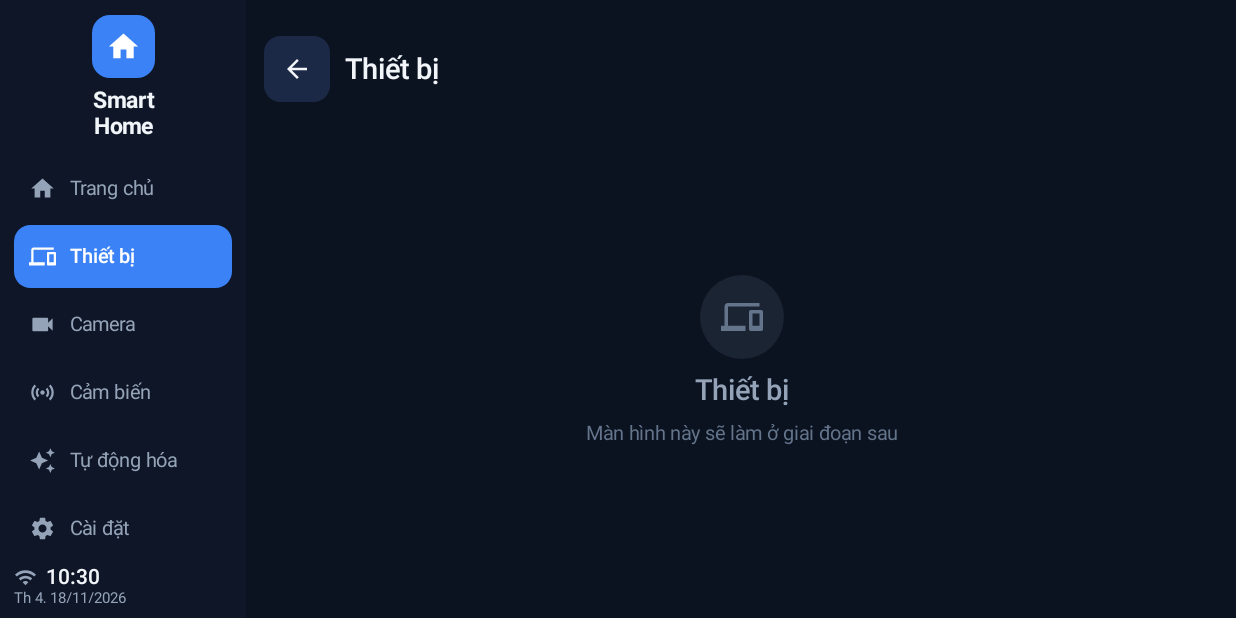
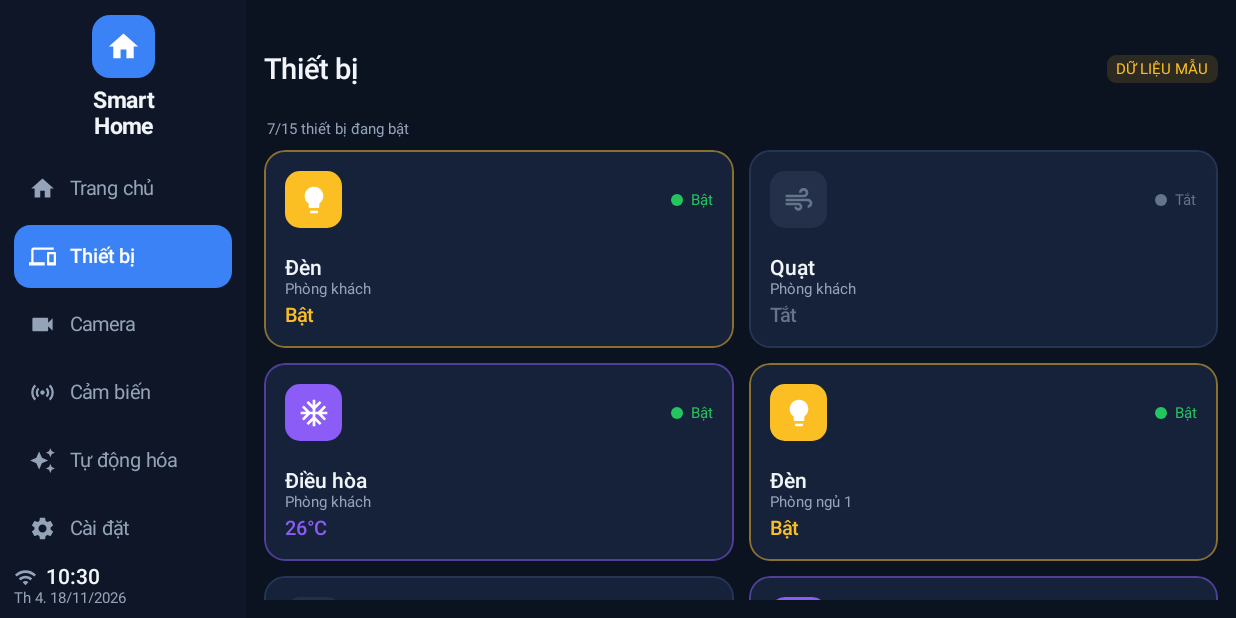
Before and after one commit to trungpq96dev/app_smart_home, an Android app built with Jetpack Compose: the screen it shows after launch (MainActivity), after a tap on "Thiết bị", on a phone screen of 824 x 412 dp (held sideways). Run offline under Robolectric (Android 15) with nearby library versions, the phone set to English and light mode, and no system bars; libraries missing offline, so code that uses them is left out: org.eclipse.paho; Roboto replaces fonts that are not available here; 4 statements that could not run were skipped.

Commit message:
Dung khung man Thiet bi: luoi the trang thai, bam mo chi tiet phong
Man Thiet bi (truoc la placeholder) gio hien luoi the: moi phong ba thiet
bi (den/quat/dieu hoa), moi cai mot the voi icon sang mau khi bat/xam khi
tat, trang thai Bat/Tat hoac nhiet do dieu hoa, cham + vien theo trang
thai, va dem "x/15 dang bat".

- Chi HIEN THI trang thai, chua dieu khien qua MQTT. Bam the mo man chi
  tiet phong (noi da co gat thu demo), khong gia vo gui lenh di dau.
- Trang thai lay tu HomeState.rooms, cung nguon voi man chi tiet phong
  nen song that qua lai.
- Deo chip "DU LIEU MAU" vi den/quat/dieu hoa chua noi thiet bi that.
- Dest.DEVICES danh dau built=true, muc sidebar het mo.

Build release xanh, 37 test qua (sua smoke test cu con coi Thiet bi la
chua lam), screenshot + kiem tren SM-T225: luoi hien dung, bam the mo
dung phong, trang thai khop.

Co-Authored-By: Claude Opus 4.8 <noreply@anthropic.com>

```diff
--- /dev/null
+++ b/app/src/main/java/vn/smarthome/ui/screens/DevicesScreen.kt
@@ -0,0 +1,185 @@
+package vn.smarthome.ui.screens
+
+import androidx.compose.foundation.background
+import androidx.compose.foundation.border
+import androidx.compose.foundation.clickable
+import androidx.compose.foundation.layout.Arrangement
+import androidx.compose.foundation.layout.Box
+import androidx.compose.foundation.layout.Column
+import androidx.compose.foundation.layout.Row
+import androidx.compose.foundation.layout.Spacer
+import androidx.compose.foundation.layout.fillMaxSize
+import androidx.compose.foundation.layout.fillMaxWidth
+import androidx.compose.foundation.layout.height
+import androidx.compose.foundation.layout.padding
+import androidx.compose.foundation.layout.size
+import androidx.compose.foundation.layout.width
+import androidx.compose.foundation.lazy.grid.GridCells
+import androidx.compose.foundation.lazy.grid.LazyVerticalGrid
+import androidx.compose.foundation.lazy.grid.items
+import androidx.compose.foundation.shape.RoundedCornerShape
+import androidx.compose.material.icons.Icons
+import androidx.compose.material.icons.filled.AcUnit
+import androidx.compose.material.icons.filled.Air
+import androidx.compose.material.icons.filled.Lightbulb
+import androidx.compose.material3.Icon
+import androidx.compose.material3.Text
+import androidx.compose.runtime.Composable
+import androidx.compose.ui.Alignment
+import androidx.compose.ui.Modifier
+import androidx.compose.ui.draw.clip
+import androidx.compose.ui.graphics.Color
+import androidx.compose.ui.graphics.vector.ImageVector
+import androidx.compose.ui.text.style.TextOverflow
+import androidx.compose.ui.tooling.preview.Preview
+import androidx.compose.ui.unit.dp
+import vn.smarthome.data.DemoData
+import vn.smarthome.data.RoomUi
+import vn.smarthome.ui.components.Dot
+import vn.smarthome.ui.components.DemoBadge
+import vn.smarthome.ui.components.IconBadge
+import vn.smarthome.ui.shell.TopBar
+import vn.smarthome.ui.theme.Dim
+import vn.smarthome.ui.theme.SH
+import vn.smarthome.ui.theme.SHType
+import vn.smarthome.ui.theme.SmartHomeTheme
+import vn.smarthome.ui.theme.tint
+import vn.smarthome.vm.HomeState
+
+/**
+ * Man Thiet bi - KHUNG HIEN THI TRANG THAI, chua dieu khien qua MQTT.
+ *
+ * Moi phong co 3 thiet bi (den, quat, dieu hoa) -> moi cai mot the. Trang
+ * thai lay tu [HomeState.rooms], dung nguon voi man chi tiet phong, nen bat
+ * den o phong roi qua day thay doi theo ngay.
+ *
+ * Quy uoc du an: day la DU LIEU MAU (chua noi bo den/quat that), nen header
+ * deo chip "DU LIEU MAU". Khong gia vo dieu khien duoc that: bam vao the chi
+ * MO MAN CHI TIET PHONG de xem/gat thu - chua gui lenh di dau.
+ */
+@Composable
+fun DevicesScreen(
+    state: HomeState,
+    onOpenRoom: (String) -> Unit,
+    onBack: () -> Unit,
+) {
+    val thietBi = thietBiTuPhong(state.rooms)
+
+    Column(Modifier.fillMaxSize()) {
+        TopBar(title = "Thiết bị", onBack = null) {
+            if (DemoData.IS_DEMO) DemoBadge()
+        }
+
+        // Dong dem: bao nhieu dang bat / tong.
+        val dangBat = thietBi.count { it.bat }
+        Text(
+            dangBat.toString() + "/" + thietBi.size + " thiết bị đang bật",
+            style = SHType.Caption, color = SH.TextDim,
+            modifier = Modifier.padding(start = 2.dp, bottom = 8.dp),
+        )
+
+        LazyVerticalGrid(
+            columns = GridCells.Adaptive(minSize = 228.dp),
+            horizontalArrangement = Arrangement.spacedBy(Dim.CardGap),
+            verticalArrangement = Arrangement.spacedBy(Dim.CardGap),
+            modifier = Modifier.fillMaxSize(),
+        ) {
+            items(thietBi, key = { it.id }) { tb ->
+                TheThietBi(tb, onClick = { onOpenRoom(tb.roomId) })
+            }
+        }
+    }
+}
+
+/** Mot thiet bi suy ra tu phong. */
+private data class ThietBiUi(
+    val id: String,
+    val roomId: String,
+    val loai: String,
+    val phong: String,
+    val icon: ImageVector,
+    val mau: Color,
+    val bat: Boolean,
+    val trangThai: String,
+)
+
+/** Bung danh sach the tu cac phong. */
+private fun thietBiTuPhong(rooms: List<RoomUi>): List<ThietBiUi> = buildList {
+    rooms.forEach { r ->
+        add(ThietBiUi(
+            id = r.id + "-den", roomId = r.id, loai = "Đèn", phong = r.name,
+            icon = Icons.Filled.Lightbulb, mau = SH.Amber,
+            bat = r.lightOn, trangThai = if (r.lightOn) "Bật" else "Tắt",
+        ))
+        add(ThietBiUi(
+            id = r.id + "-quat", roomId = r.id, loai = "Quạt", phong = r.name,
+            icon = Icons.Filled.Air, mau = SH.Blue,
+            bat = r.fanOn, trangThai = if (r.fanOn) "Bật" else "Tắt",
+        ))
+        add(ThietBiUi(
+            id = r.id + "-dh", roomId = r.id, loai = "Điều hòa", phong = r.name,
+            icon = Icons.Filled.AcUnit, mau = SH.Purple,
+            bat = r.acOn, trangThai = if (r.acOn) r.acTemp.toString() + "°C" else "Tắt",
+        ))
+    }
+}
+
+@Composable
+private fun TheThietBi(tb: ThietBiUi, onClick: () -> Unit) {
+    val vienMau = if (tb.bat) tb.mau.tint(0.5f) else SH.Border
+    Column(
+        Modifier
+            .height(132.dp)
+            .clip(RoundedCornerShape(Dim.CardRadius))
+            .background(SH.Card)
+            .border(Dim.BorderWidth, vienMau, RoundedCornerShape(Dim.CardRadius))
+            .clickable(onClick = onClick)
+            .padding(14.dp),
+    ) {
+        Row(verticalAlignment = Alignment.CenterVertically) {
+            // Icon sang mau khi bat, xam khi tat - nhin phat biet trang thai.
+            IconBadge(
+                tb.icon,
+                if (tb.bat) tb.mau else SH.TextOff,
+                size = 38.dp, iconSize = 21.dp,
+                filled = tb.bat,
+            )
+            Spacer(Modifier.weight(1f))
+            Row(verticalAlignment = Alignment.CenterVertically) {
+                Dot(if (tb.bat) SH.Green else SH.TextOff, 8.dp)
+                Spacer(Modifier.width(5.dp))
+                Text(
+                    if (tb.bat) "Bật" else "Tắt",
+                    style = SHType.Caption,
+                    color = if (tb.bat) SH.Green else SH.TextOff,
+                )
+            }
+        }
+
+        Spacer(Modifier.weight(1f))
+
+        Text(tb.loai, style = SHType.CardTitle, color = SH.Text, maxLines = 1)
+        Text(
+            tb.phong,
+            style = SHType.Caption, color = SH.TextDim,
+            maxLines = 1, overflow = TextOverflow.Ellipsis,
+        )
+        Spacer(Modifier.height(4.dp))
+        Text(
+            tb.trangThai,
+            style = SHType.BodyMed,
+            color = if (tb.bat) tb.mau else SH.TextOff,
+            maxLines = 1,
+        )
+    }
+}
+
+@Preview(widthDp = 994, heightDp = 589, showBackground = true)
+@Composable
+private fun DevicesPreview() {
+    SmartHomeTheme {
+        Box(Modifier.fillMaxSize().padding(12.dp)) {
+            DevicesScreen(HomeState(), {}, {})
+        }
+    }
+}
--- a/app/src/main/java/vn/smarthome/ui/shell/AppShell.kt
+++ b/app/src/main/java/vn/smarthome/ui/shell/AppShell.kt
@@ -26,6 +26,7 @@ import androidx.lifecycle.compose.collectAsStateWithLifecycle
 import androidx.lifecycle.viewmodel.compose.viewModel
 import kotlinx.coroutines.launch
 import vn.smarthome.ui.screens.CameraScreen
+import vn.smarthome.ui.screens.DevicesScreen
 import vn.smarthome.ui.screens.ChiTietDienScreen
 import vn.smarthome.ui.screens.HomeScreen
 import vn.smarthome.ui.screens.PlaceholderScreen
@@ -147,6 +148,12 @@ fun AppShell(vm: HomeViewModel = viewModel()) {
                         onDoLai = vm::doLaiCamera,
                     )
 
+                    dest == Dest.DEVICES -> DevicesScreen(
+                        state = state,
+                        onOpenRoom = { id -> openRoom = id },
+                        onBack = { current = Dest.HOME.route },
+                    )
+
                     else -> PlaceholderScreen(
                         title = dest.title,
                         icon = when (dest) {
--- a/app/src/main/java/vn/smarthome/ui/shell/Nav.kt
+++ b/app/src/main/java/vn/smarthome/ui/shell/Nav.kt
@@ -17,7 +17,7 @@ enum class Dest(
     val built: Boolean,
 ) {
     HOME("home", "Trang chủ", Icons.Filled.Home, true),
-    DEVICES("devices", "Thiết bị", Icons.Filled.Devices, false),
+    DEVICES("devices", "Thiết bị", Icons.Filled.Devices, true),
     CAMERA("camera", "Camera", Icons.Filled.Videocam, true),
     SENSORS("sensors", "Cảm biến", Icons.Filled.Sensors, false),
     AUTOMATION("automation", "Tự động hóa", Icons.Filled.AutoAwesome, false),
--- a/app/src/main/java/vn/smarthome/vm/HomeViewModel.kt
+++ b/app/src/main/java/vn/smarthome/vm/HomeViewModel.kt
@@ -8,6 +8,7 @@ import kotlinx.coroutines.flow.SharingStarted
 import kotlinx.coroutines.flow.StateFlow
 import androidx.compose.material.icons.Icons
 import androidx.compose.material.icons.filled.Videocam
+import kotlinx.coroutines.delay
 import kotlinx.coroutines.flow.asStateFlow
 import kotlinx.coroutines.flow.collectLatest
 import kotlinx.coroutines.flow.distinctUntilChanged
@@ -30,6 +31,8 @@ import vn.smarthome.data.camera.CauHinhCamera
 import vn.smarthome.data.camera.CauHinhCameraStore
 import vn.smarthome.data.camera.Go2rtc
 import vn.smarthome.data.camera.TrangThaiCam
+import vn.smarthome.data.thoitiet.OpenMeteo
+import vn.smarthome.data.thoitiet.ThoiTietUi
 import vn.smarthome.ui.theme.SH
 
 data class HomeState(
@@ -73,6 +76,10 @@ class HomeViewModel(app: Application) : AndroidViewModel(app) {
 
     private val _trangThaiCam = MutableStateFlow<TrangThaiCam>(TrangThaiCam.ChuaCauHinh)
     val trangThaiCam: StateFlow<TrangThaiCam> = _trangThaiCam.asStateFlow()
+
+    /** Thoi tiet that o Trang chu. Rong (DangTai) cho toi khi Open-Meteo tra ve. */
+    private val _thoiTiet = MutableStateFlow<ThoiTietUi>(ThoiTietUi.DangTai)
+    val thoiTiet: StateFlow<ThoiTietUi> = _thoiTiet.asStateFlow()
 
     init {
         // Doi cau hinh la noi lai. distinctUntilChanged de luu cau hinh y het
```
Also changed, not shown: app/src/main/java/vn/smarthome/data/thoitiet/OpenMeteo.kt (added, +153 -0 lines), app/src/main/java/vn/smarthome/data/thoitiet/ThoiTiet.kt (added, +48 -0 lines), app/src/main/java/vn/smarthome/ui/components/WeatherCard.kt (added, +263 -0 lines), 2 other files.
